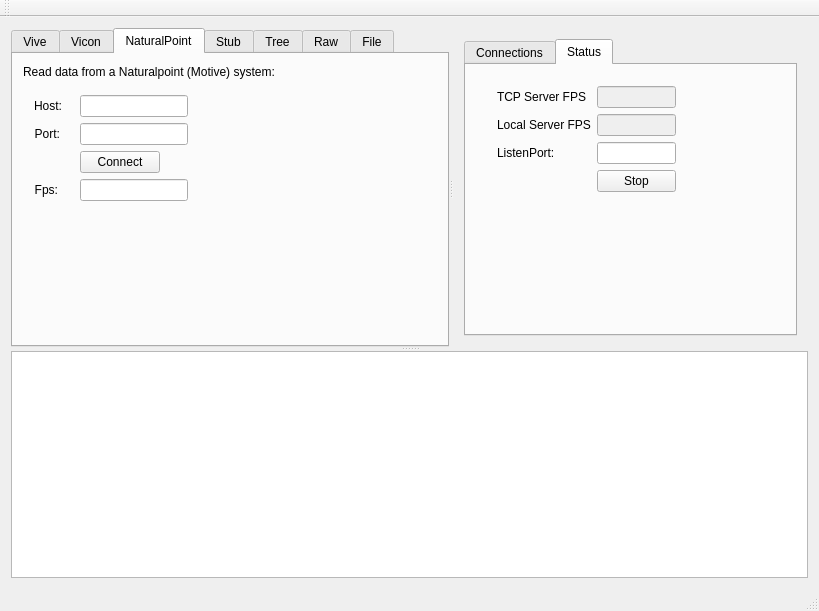
Old version of the form repeater/mainwindow.ui in the repository mocap-ca/vive.
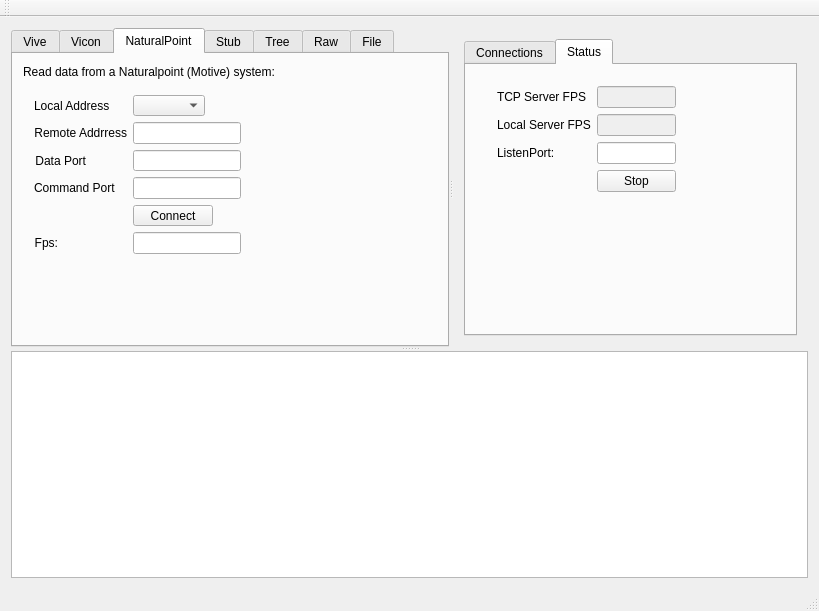
New version of the form. The open tabs and pages were chosen to show the change.

Diff of the .ui file:
```diff
--- a/repeater/mainwindow.ui
+++ b/repeater/mainwindow.ui
@@ -306,7 +306,7 @@
            <property name="fieldGrowthPolicy">
             <enum>QFormLayout::FieldsStayAtSizeHint</enum>
            </property>
-           <item row="0" column="0">
+           <item row="1" column="0">
             <widget class="QLabel" name="label_7">
              <property name="sizePolicy">
               <sizepolicy hsizetype="Expanding" vsizetype="Preferred">
@@ -315,15 +315,15 @@
               </sizepolicy>
              </property>
              <property name="text">
-              <string>Host:</string>
+              <string>Remote Addrress</string>
              </property>
              <property name="alignment">
               <set>Qt::AlignRight|Qt::AlignTrailing|Qt::AlignVCenter</set>
              </property>
             </widget>
            </item>
-           <item row="0" column="1">
-            <widget class="QLineEdit" name="lineEditNPHost">
+           <item row="1" column="1">
+            <widget class="QLineEdit" name="lineEditNPRemoteAddr">
              <property name="sizePolicy">
               <sizepolicy hsizetype="Expanding" vsizetype="Fixed">
                <horstretch>0</horstretch>
@@ -344,7 +344,7 @@
              </property>
             </widget>
            </item>
-           <item row="1" column="0">
+           <item row="2" column="0">
             <widget class="QLabel" name="label_10">
              <property name="sizePolicy">
               <sizepolicy hsizetype="Expanding" vsizetype="Preferred">
@@ -353,15 +353,15 @@
               </sizepolicy>
              </property>
              <property name="text">
-              <string>Port:</string>
+              <string>Data Port</string>
              </property>
              <property name="alignment">
               <set>Qt::AlignRight|Qt::AlignTrailing|Qt::AlignVCenter</set>
              </property>
             </widget>
            </item>
-           <item row="1" column="1">
-            <widget class="QLineEdit" name="lineEditNPPort">
+           <item row="2" column="1">
+            <widget class="QLineEdit" name="lineEditNPDataPort">
              <property name="minimumSize">
               <size>
                <width>50</width>
@@ -370,7 +370,7 @@
              </property>
             </widget>
            </item>
-           <item row="2" column="0">
+           <item row="4" column="0">
             <spacer name="horizontalSpacer_3">
              <property name="orientation">
               <enum>Qt::Horizontal</enum>
@@ -383,14 +383,14 @@
              </property>
             </spacer>
            </item>
-           <item row="2" column="1">
+           <item row="4" column="1">
             <widget class="QPushButton" name="pushButtonNPConnect">
              <property name="text">
               <string>Connect</string>
              </property>
             </widget>
            </item>
-           <item row="3" column="0">
+           <item row="5" column="0">
             <widget class="QLabel" name="label_9">
              <property name="sizePolicy">
               <sizepolicy hsizetype="Expanding" vsizetype="Preferred">
@@ -406,7 +406,7 @@
              </property>
             </widget>
            </item>
-           <item row="3" column="1">
+           <item row="5" column="1">
             <widget class="QLineEdit" name="lineEditNPStatus">
              <property name="sizePolicy">
               <sizepolicy hsizetype="Expanding" vsizetype="Fixed">
@@ -428,6 +428,26 @@
              </property>
             </widget>
            </item>
+           <item row="0" column="1">
+            <widget class="QComboBox" name="comboBoxNPLocalAddr"/>
+           </item>
+           <item row="0" column="0">
+            <widget class="QLabel" name="label_22">
+             <property name="text">
+              <string>Local Address</string>
+             </property>
+            </widget>
+           </item>
+           <item row="3" column="1">
+            <widget class="QLineEdit" name="lineEditNPCommandPort"/>
+           </item>
+           <item row="3" column="0">
+            <widget class="QLabel" name="label_23">
+             <property name="text">
+              <string>Command Port</string>
+             </property>
+            </widget>
+           </item>
           </layout>
          </widget>
          <widget class="QLabel" name="label_17">
```
Left out of the diff: 2 changed lines with no effect on the pictures.
